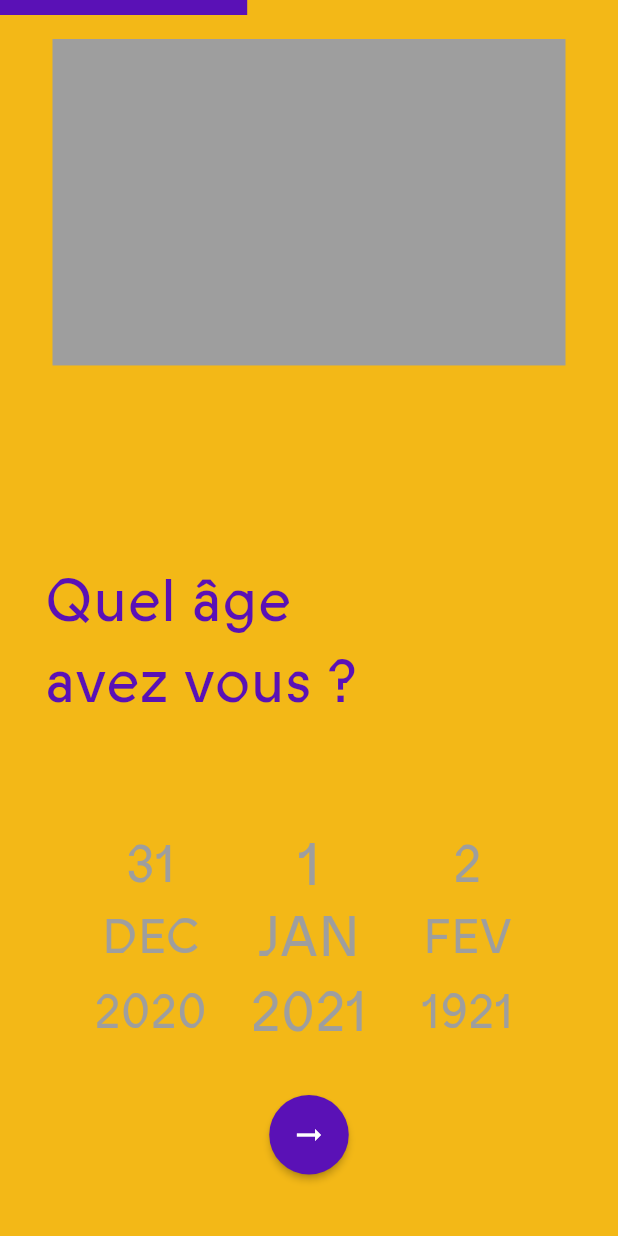
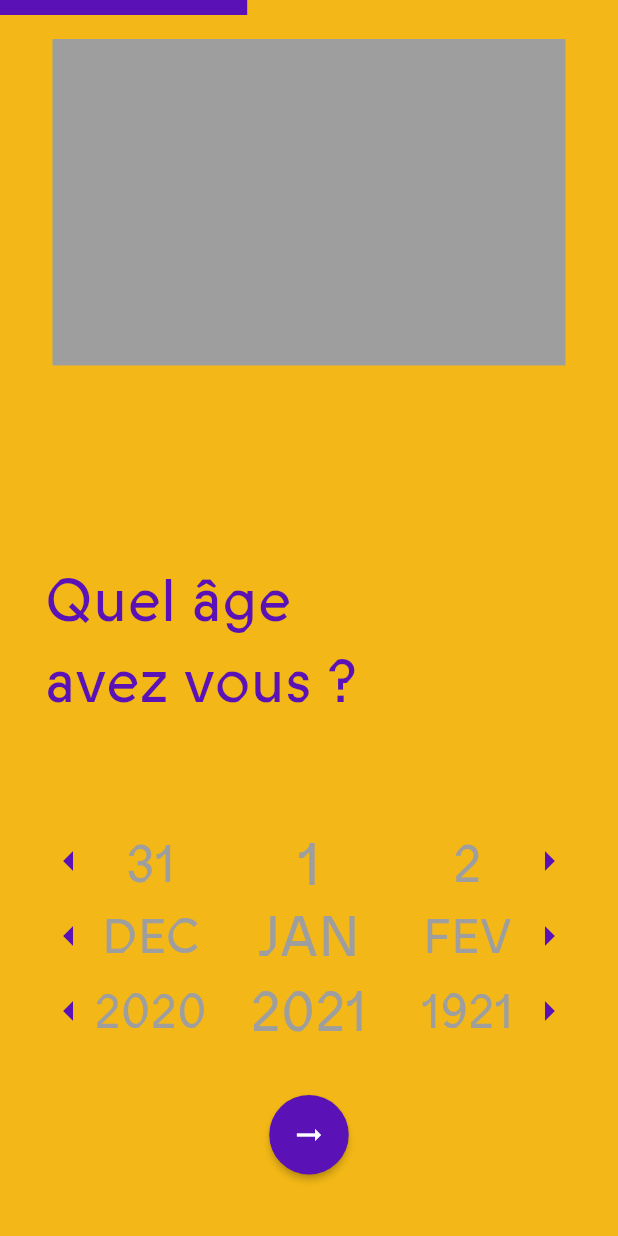
Before and after one commit to Explor-ea/exploreapp, a Flutter app: the screen it shows after launch, after a tap on "C'est parti !", on a phone screen of 412 x 824 dp. Run offline on Flutter 3.47's test engine with Material 2 defaults, Android fonts, the phone set to English and light mode, and no system bars; drawn by our look-alikes of carousel_slider; our stand-ins replace flutter_map, latlong2, shared_preferences; statements that could not run were skipped.

Commit message:
add arrow on date selector

```diff
--- a/lib/pages/start_screens/newcomer.dart
+++ b/lib/pages/start_screens/newcomer.dart
@@ -210,6 +210,8 @@ class _NewcomerState extends State<Newcomer> {
             ),
             Column(
               children: [
+                Stack(
+                  children: [
                     CarouselSlider(
                       options: CarouselOptions(
                           initialPage: this.prefUserBirthdate_day != null
@@ -247,6 +249,35 @@ class _NewcomerState extends State<Newcomer> {
                         );
                       }).toList(),
                     ),
+                    Column(
+                      children: [
+                        Container(
+                          height: 8.0,
+                        ),
+                        Row(
+                          children: [
+                            Icon(
+                              Icons.arrow_left,
+                              color: ExploreaColors.purple,
+                              size: 32.0,
+                            ),
+                            Expanded(
+                                child: Container(
+                              color: Colors.green,
+                            )),
+                            Icon(
+                              Icons.arrow_right,
+                              color: ExploreaColors.purple,
+                              size: 32.0,
+                            ),
+                          ],
+                        )
+                      ],
+                    )
+                  ],
+                ),
+                Stack(
+                  children: [
                     CarouselSlider(
                       options: CarouselOptions(
                           initialPage: this
@@ -283,6 +314,35 @@ class _NewcomerState extends State<Newcomer> {
                         );
                       }).toList(),
                     ),
+                    Column(
+                      children: [
+                        Container(
+                          height: 8.0,
+                        ),
+                        Row(
+                          children: [
+                            Icon(
+                              Icons.arrow_left,
+                              color: ExploreaColors.purple,
+                              size: 32.0,
+                            ),
+                            Expanded(
+                                child: Container(
+                              color: Colors.green,
+                            )),
+                            Icon(
+                              Icons.arrow_right,
+                              color: ExploreaColors.purple,
+                              size: 32.0,
+                            ),
+                          ],
+                        )
+                      ],
+                    )
+                  ],
+                ),
+                Stack(
+                  children: [
                     CarouselSlider(
                       options: CarouselOptions(
                           initialPage: this
@@ -318,6 +378,33 @@ class _NewcomerState extends State<Newcomer> {
                           },
                         );
                       }).toList(),
+                    ),
+                    Column(
+                      children: [
+                        Container(
+                          height: 8.0,
+                        ),
+                        Row(
+                          children: [
+                            Icon(
+                              Icons.arrow_left,
+                              color: ExploreaColors.purple,
+                              size: 32.0,
+                            ),
+                            Expanded(
+                                child: Container(
+                              color: Colors.green,
+                            )),
+                            Icon(
+                              Icons.arrow_right,
+                              color: ExploreaColors.purple,
+                              size: 32.0,
+                            ),
+                          ],
+                        )
+                      ],
+                    )
+                  ],
                 ),
               ],
             ),
```
Lines whose indentation alone changed are shown as unchanged.
